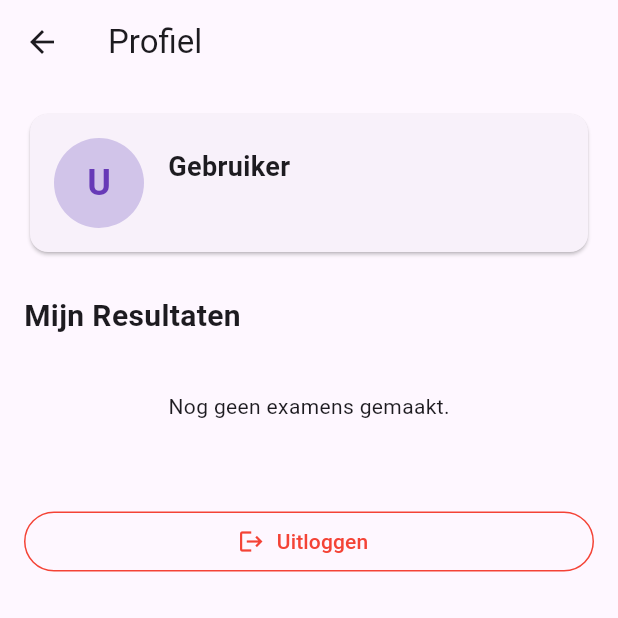
After one commit to imadama/theoriezone, a Flutter app: the ProfileScreen screen opened directly, on a phone screen of 412 x 824 dp, the top half of it. The commit adds this screen. Run offline on Flutter 3.47's test engine with Material 3 defaults, Android fonts, the phone set to English and light mode, and no system bars; our stand-ins replace shared_preferences; accounts and stored records are empty; network calls fail.

Commit message:
feat: add user profile and exam history

```diff
--- /dev/null
+++ b/app/lib/profile_screen.dart
@@ -0,0 +1,148 @@
+import 'dart:convert';
+import 'package:flutter/material.dart';
+import 'package:theoriezone_app/api.dart';
+import 'package:theoriezone_app/auth_screen.dart';
+
+class ProfileScreen extends StatefulWidget {
+  const ProfileScreen({super.key});
+
+  @override
+  State<ProfileScreen> createState() => _ProfileScreenState();
+}
+
+class _ProfileScreenState extends State<ProfileScreen> {
+  bool _isLoading = true;
+  List<dynamic> _attempts = [];
+  Map<String, dynamic>? _user;
+
+  @override
+  void initState() {
+    super.initState();
+    _loadData();
+  }
+
+  Future<void> _loadData() async {
+    try {
+      // 1. Get User info (we could store this globally, but fetch is fine for now)
+      final userRes = await Api.get('/user');
+      if (userRes.statusCode == 200) {
+        _user = jsonDecode(userRes.body);
+      }
+
+      // 2. Get Attempts
+      final attemptRes = await Api.get('/attempts');
+      if (attemptRes.statusCode == 200) {
+        _attempts = jsonDecode(attemptRes.body);
+      }
+    } catch (e) {
+      // Handle error
+    } finally {
+      if (mounted) setState(() => _isLoading = false);
+    }
+  }
+
+  void _logout() async {
+    await Api.setToken("");
+    if (mounted) {
+      Navigator.of(context).pushAndRemoveUntil(
+        MaterialPageRoute(builder: (_) => const AuthScreen()),
+        (route) => false
+      );
+    }
+  }
+
+  @override
+  Widget build(BuildContext context) {
+    if (_isLoading) return const Scaffold(body: Center(child: CircularProgressIndicator()));
+
+    return Scaffold(
+      appBar: AppBar(title: const Text('Profiel')),
+      body: SingleChildScrollView(
+        padding: const EdgeInsets.all(16),
+        child: Column(
+          crossAxisAlignment: CrossAxisAlignment.start,
+          children: [
+            // User Card
+            Card(
+              child: Padding(
+                padding: const EdgeInsets.all(16.0),
+                child: Row(
+                  children: [
+                    CircleAvatar(
+                      radius: 30,
+                      backgroundColor: Colors.deepPurple.shade100,
+                      child: Text(
+                        _user?['name']?[0].toUpperCase() ?? 'U',
+                        style: const TextStyle(fontSize: 24, fontWeight: FontWeight.bold, color: Colors.deepPurple),
+                      ),
+                    ),
+                    const SizedBox(width: 16),
+                    Column(
+                      crossAxisAlignment: CrossAxisAlignment.start,
+                      children: [
+                        Text(_user?['name'] ?? 'Gebruiker', style: const TextStyle(fontSize: 18, fontWeight: FontWeight.bold)),
+                        Text(_user?['email'] ?? '', style: const TextStyle(color: Colors.grey)),
+                      ],
+                    )
+                  ],
+                ),
+              ),
+            ),
+            const SizedBox(height: 24),
+
+            // Stats
+            const Text("Mijn Resultaten", style: TextStyle(fontSize: 20, fontWeight: FontWeight.bold)),
+            const SizedBox(height: 12),
+
+            if (_attempts.isEmpty)
+              const Center(child: Padding(padding: EdgeInsets.all(24), child: Text("Nog geen examens gemaakt.")))
+            else
+              ListView.builder(
+                shrinkWrap: true,
+                physics: const NeverScrollableScrollPhysics(),
+                itemCount: _attempts.length,
+                itemBuilder: (context, index) {
+                  final attempt = _attempts[index];
+                  final passed = attempt['passed'] == true;
+                  final score = attempt['score'];
+
+                  return Card(
+                    margin: const EdgeInsets.only(bottom: 8),
+                    child: ListTile(
+                      leading: Icon(
+                        passed ? Icons.check_circle : Icons.cancel,
+                        color: passed ? Colors.green : Colors.red,
+                      ),
+                      title: Text(attempt['exam_title']),
+                      subtitle: Text(attempt['date']),
+                      trailing: Text(
+                        passed ? "Geslaagd ($score)" : "Gezakt ($score)",
+                        style: TextStyle(
+                          fontWeight: FontWeight.bold,
+                          color: passed ? Colors.green : Colors.red
+                        ),
+                      ),
+                    ),
+                  );
+                },
+              ),
+
+            const SizedBox(height: 32),
+            SizedBox(
+              width: double.infinity,
+              child: OutlinedButton.icon(
+                onPressed: _logout,
+                icon: const Icon(Icons.logout),
+                label: const Text("Uitloggen"),
+                style: OutlinedButton.styleFrom(
+                  foregroundColor: Colors.red,
+                  side: const BorderSide(color: Colors.red),
+                ),
+              ),
+            )
+          ],
+        ),
+      ),
+    );
+  }
+}
```
Also changed, not shown: app/lib/main.dart (+8 -1 lines), 2 other files.
